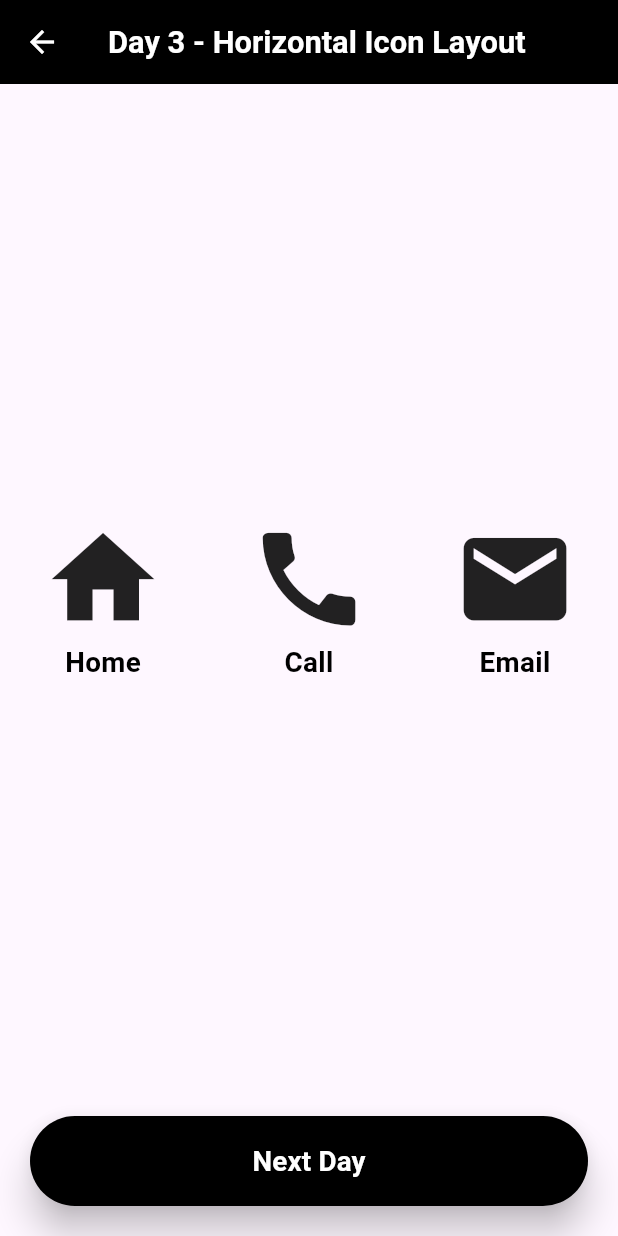
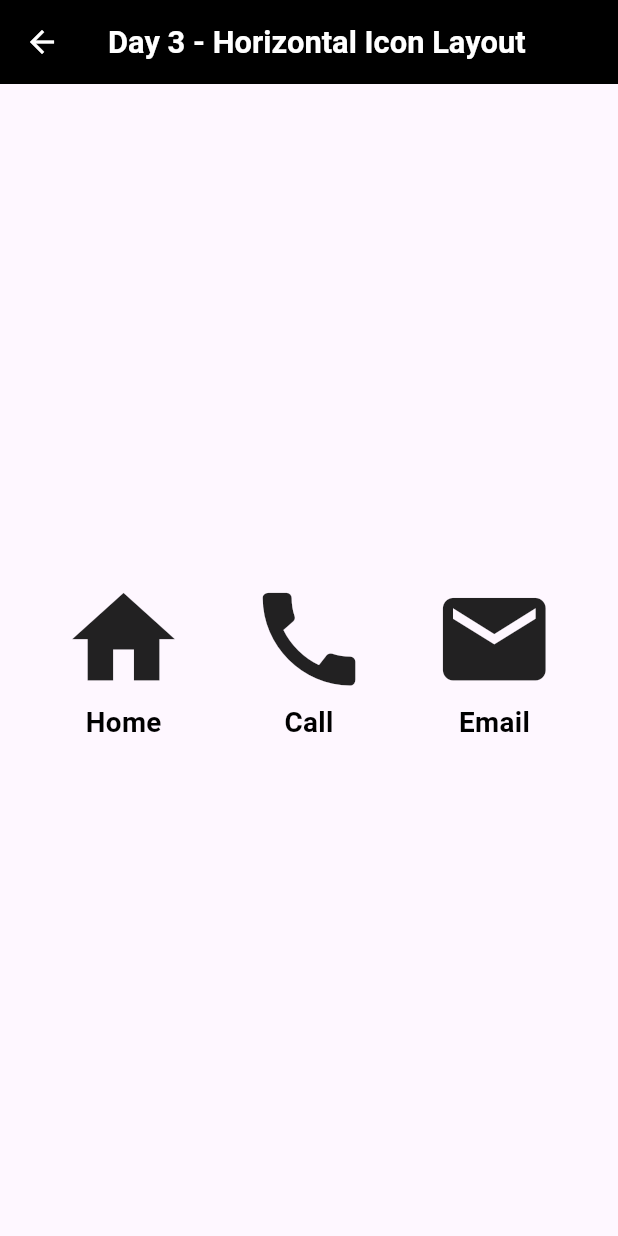
Before and after one commit to hadoopadministrator/my_flutter_app, a Flutter app: the screen it shows after launch, after a tap on "Day3 Challenge", on a phone screen of 412 x 824 dp. Run offline on Flutter 3.47's test engine with Material 3 defaults, Android fonts, the phone set to English and light mode, and no system bars.

```diff
--- a/lib/screens/daily_challenge/horizontal_icon_screen.dart
+++ b/lib/screens/daily_challenge/horizontal_icon_screen.dart
@@ -1,6 +1,5 @@
 import 'package:flutter/material.dart';
 import 'package:my_app/custom_widgets/custom_appbar.dart';
-import 'package:my_app/screens/daily_challenge/styled_text_screen.dart';
 
 class HorizontalIconScreen extends StatelessWidget {
   const HorizontalIconScreen({super.key});
@@ -16,22 +15,19 @@ class HorizontalIconScreen extends StatelessWidget {
   @override
   Widget build(BuildContext context) {
     final width = MediaQuery.sizeOf(context).width;
-    final height = MediaQuery.sizeOf(context).height;
 
-    return SafeArea(
-      child: Scaffold(
+    return Scaffold(
       appBar: CustomAppBar(
         title: "Day 3 - Horizontal Icon Layout",
         fontSize: width * 0.05,
       ),
-        body: Column(
-          mainAxisAlignment: MainAxisAlignment.spaceBetween,
-          children: [
-            SizedBox(),
-            Row(
-              mainAxisAlignment: MainAxisAlignment.spaceAround,
+      body: SafeArea(
+        child: Center(
+          child: Row(
+            mainAxisAlignment: MainAxisAlignment.spaceEvenly,
             children: [
               Column(
+                mainAxisSize: MainAxisSize.min,
                 children: [
                   Icon(Icons.home, size: width * 0.2),
                   Text(
@@ -45,6 +41,7 @@ class HorizontalIconScreen extends StatelessWidget {
                 ],
               ),
               Column(
+                mainAxisSize: MainAxisSize.min,
                 children: [
                   Icon(Icons.call, size: width * 0.2),
                   Text(
@@ -58,6 +55,7 @@ class HorizontalIconScreen extends StatelessWidget {
                 ],
               ),
               Column(
+                mainAxisSize: MainAxisSize.min,
                 children: [
                   Icon(Icons.email, size: width * 0.2),
                   Text(
@@ -72,33 +70,6 @@ class HorizontalIconScreen extends StatelessWidget {
               ),
             ],
           ),
-
-            Container(
-              margin: EdgeInsets.only(right: 20, bottom: 20, left: 20),
-              width: width * 1,
-              child: ElevatedButton(
-                style: ElevatedButton.styleFrom(
-                  padding: EdgeInsets.symmetric(vertical: height * 0.02),
-                  backgroundColor: Colors.black,
-                  elevation: 10,
-                ),
-                onPressed: () {
-                  Navigator.push(
-                    context,
-                    MaterialPageRoute(builder: (context) => StyledTextScreen()),
-                  );
-                },
-                child: Text(
-                  "Next Day",
-                  style: TextStyle(
-                    fontSize: width * 0.045,
-                    fontWeight: FontWeight.bold,
-                    color: Colors.white,
-                  ),
-                ),
-              ),
-            ),
-          ],
         ),
       ),
     );
--- a/lib/screens/home_screen.dart
+++ b/lib/screens/home_screen.dart
@@ -1,6 +1,7 @@
 import 'package:flutter/material.dart';
 import 'package:my_app/screens/daily_challenge/aligned_container_screen.dart';
 import 'package:my_app/screens/daily_challenge/basic_container_screen.dart';
+import 'package:my_app/screens/daily_challenge/business_card_screen.dart';
 import 'package:my_app/screens/daily_challenge/horizontal_icon_screen.dart';
 import 'package:my_app/screens/daily_challenge/profile_card_screen.dart';
 import 'package:my_app/screens/daily_challenge/styled_text_screen.dart';
@@ -94,6 +95,17 @@ class HomeScreen extends StatelessWidget {
                 );
               },
             ),
+            CustomButton(
+              days: "Day7 Challenge",
+              width: width,
+              height: height,
+              onPressede: () {
+                Navigator.push(
+                  context,
+                  MaterialPageRoute(builder: (context) => BusinessCardScreen()),
+                );
+              },
+            ),
           ],
         ),
       ),
```
Also changed, not shown: lib/screens/daily_challenge/aligned_container_screen.dart (+6 -31 lines), lib/screens/daily_challenge/basic_container_screen.dart (+5 -37 lines), lib/screens/daily_challenge/business_card_screen.dart (added, +82 -0 lines), lib/screens/daily_challenge/profile_card_screen.dart (+12 -18 lines), lib/screens/daily_challenge/styled_text_screen.dart (+4 -39 lines), lib/screens/daily_challenge/vertical_box_screen.dart (+8 -32 lines). Lines whose indentation alone changed are shown as unchanged.
